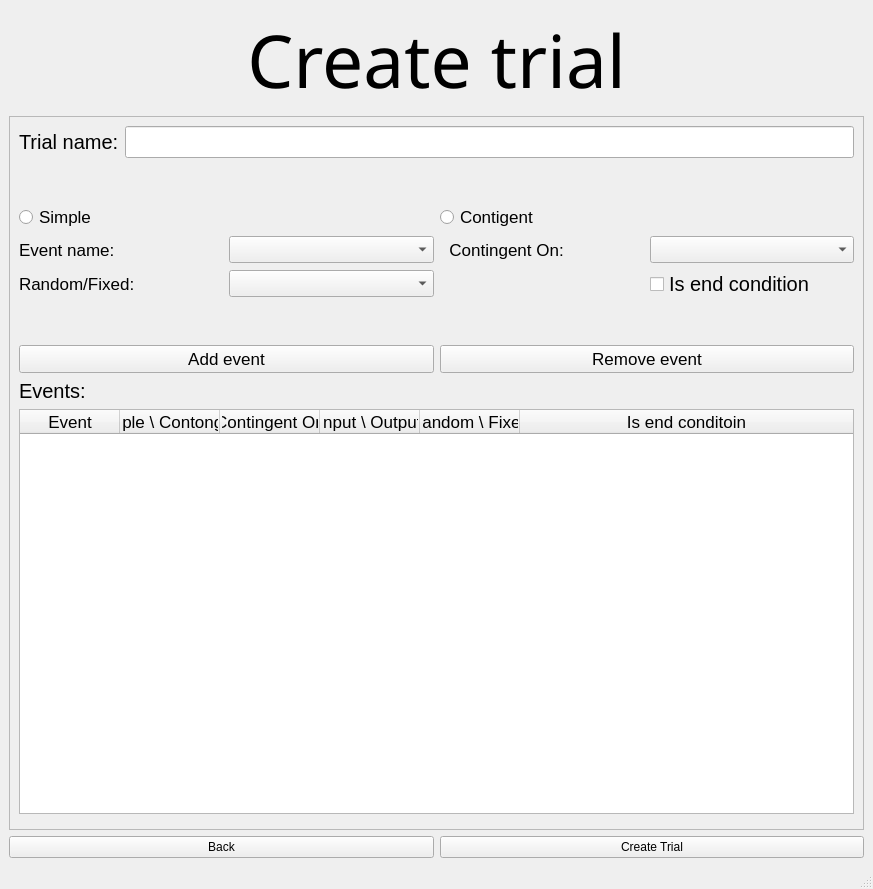
First picture: the form in UI/create_trial_type.ui, repository KehatSudri/Behavior_System2.0, before the edit.
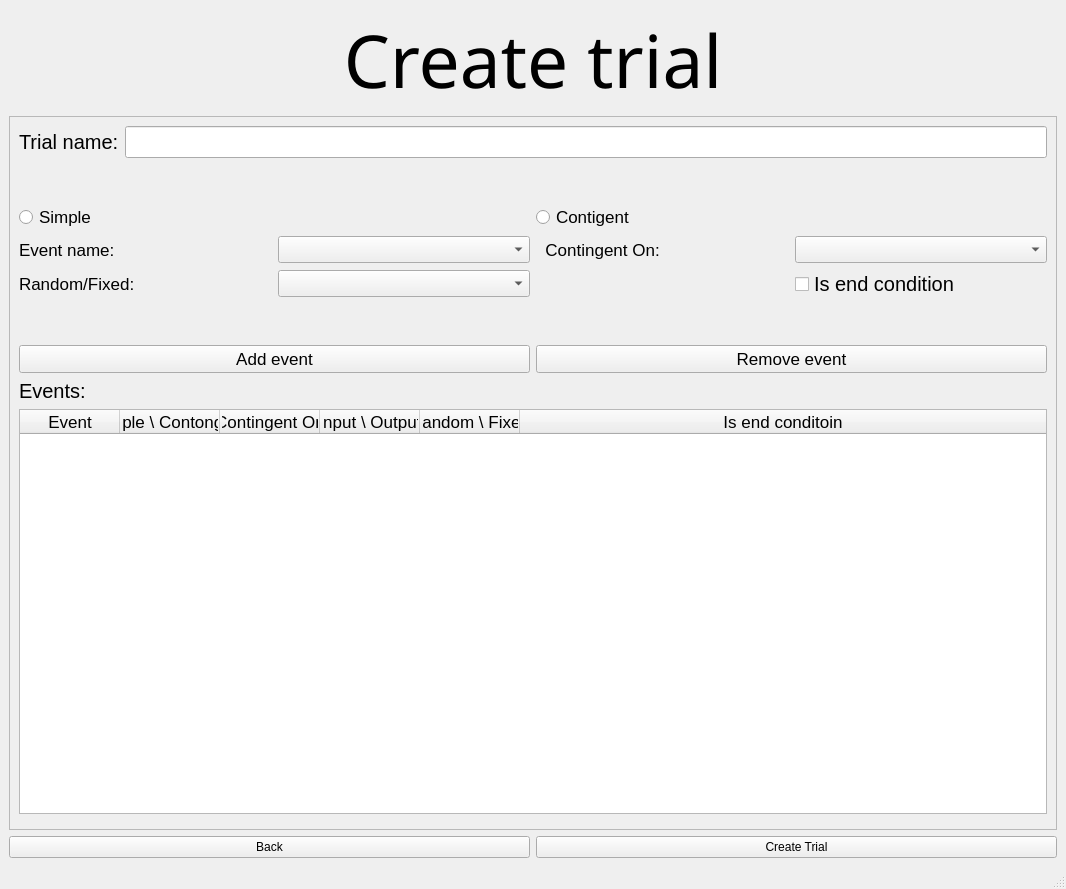
Second picture: the form after the edit.

What changed in the file:
```diff
--- a/UI/create_trial_type.ui
+++ b/UI/create_trial_type.ui
@@ -6,10 +6,16 @@
    <rect>
     <x>0</x>
     <y>0</y>
-    <width>873</width>
+    <width>1066</width>
     <height>889</height>
    </rect>
   </property>
+  <property name="sizePolicy">
+   <sizepolicy hsizetype="Expanding" vsizetype="Expanding">
+    <horstretch>0</horstretch>
+    <verstretch>0</verstretch>
+   </sizepolicy>
+  </property>
   <property name="windowTitle">
    <string>MainWindow</string>
   </property>
@@ -134,8 +140,8 @@
         <rect>
          <x>0</x>
          <y>0</y>
-         <width>847</width>
-         <height>710</height>
+         <width>1046</width>
+         <height>732</height>
         </rect>
        </property>
        <layout class="QGridLayout" name="gridLayout">
```
